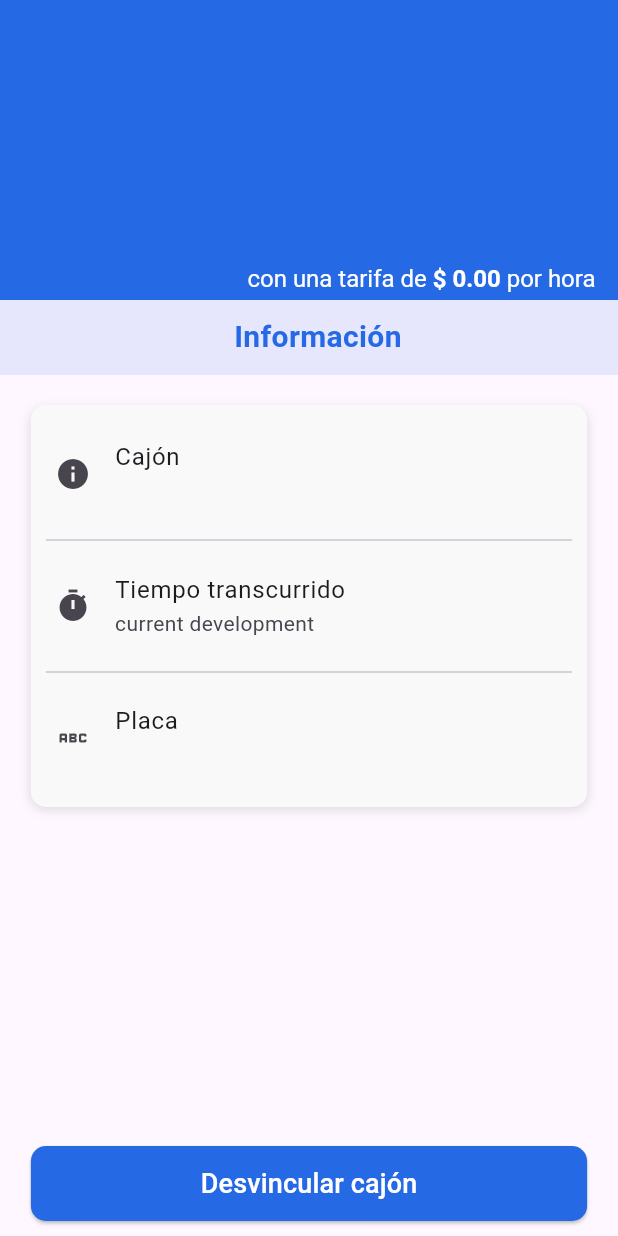
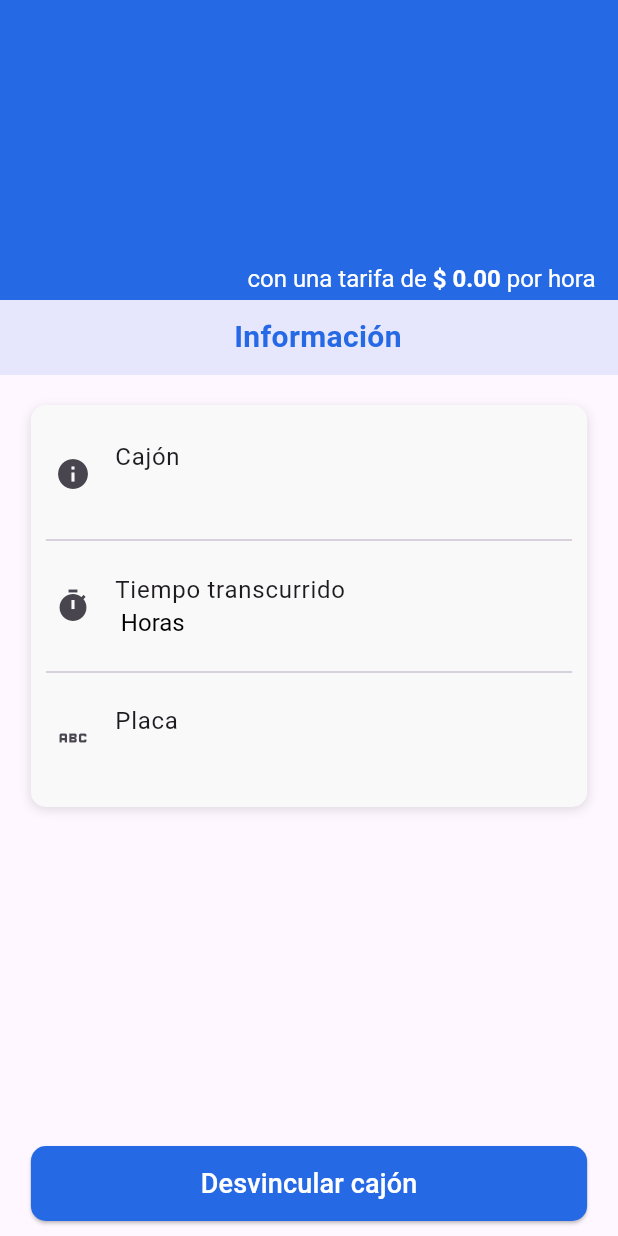
Before and after one commit to HIKKOS/gopark-app, a Flutter app: the Body widget shown alone on an empty page, opened directly with empty values, on a phone screen of 412 x 824 dp. Run offline on Flutter 3.47's test engine with Material 3 defaults, Android fonts, the phone set to English and light mode, and no system bars; our stand-ins replace bloc, dio, equatable, fluentui_system_icons, flutter_bloc, image_picker and 3 more; missing offline and left inert: mobile_scanner; accounts and stored records are empty.

```diff
--- a/lib/blocs/cubit/tarifa_state.dart
+++ b/lib/blocs/cubit/tarifa_state.dart
@@ -19,15 +19,38 @@ final class TarifaLoaded extends TarifaState {
   final String placavehiculo;
   final double tarifaPorMinuto;
   final String estado;
+  final String tiempoOcupado;
   final double costoActual;
 
-  TarifaLoaded(CajonResponse tarifaData)
-      : cajonId = tarifaData.cajonId,
-        numeroCajon = tarifaData.numeroCajon,
-        placavehiculo = tarifaData.placavehiculo,
-        tarifaPorMinuto = tarifaData.tarifaPorMinuto,
-        estado = tarifaData.estado,
-        costoActual = tarifaData.costoActual;
+  const TarifaLoaded({
+    required this.cajonId,
+    required this.numeroCajon,
+    required this.placavehiculo,
+    required this.tarifaPorMinuto,
+    required this.estado,
+    required this.tiempoOcupado,
+    required this.costoActual,
+  });
+
+  TarifaLoaded copyWith({
+    int? cajonId,
+    String? numeroCajon,
+    String? placavehiculo,
+    double? tarifaPorMinuto,
+    String? estado,
+    double? costoActual,
+    String? tiempoOcupado,
+  }) =>
+      TarifaLoaded(
+        cajonId: cajonId ?? this.cajonId,
+        numeroCajon: numeroCajon ?? this.numeroCajon,
+        placavehiculo: placavehiculo ?? this.placavehiculo,
+        tarifaPorMinuto: tarifaPorMinuto ?? this.tarifaPorMinuto,
+        estado: estado ?? this.estado,
+        costoActual: costoActual ?? this.costoActual,
+        tiempoOcupado: tiempoOcupado ?? this.tiempoOcupado,
+      );
+
   @override
   List<Object> get props => [
         cajonId,
@@ -35,6 +58,7 @@ final class TarifaLoaded extends TarifaState {
         placavehiculo,
         tarifaPorMinuto,
         estado,
-        costoActual
+        costoActual,
+        tiempoOcupado
       ];
 }
--- a/lib/presentation/views/home_view.dart
+++ b/lib/presentation/views/home_view.dart
@@ -39,6 +39,7 @@ class _HomeViewState extends State<HomeView> {
               return const Center(child: Text('Error'));
             case TarifaLoaded _:
               return Body(
+                tiempoOcupado: state.tiempoOcupado,
                 cajonId: state.cajonId,
                 numeroCajon: state.numeroCajon,
                 placavehiculo: state.placavehiculo,
@@ -61,9 +62,10 @@ class Body extends StatelessWidget {
   final int cajonId;
   final String numeroCajon;
   final String placavehiculo;
+  final String estado;
   final double tarifaPorMinuto;
-  final String estado;
   final double costoActual;
+  final String tiempoOcupado;
   const Body({
     super.key,
     required this.cajonId,
@@ -72,6 +74,7 @@ class Body extends StatelessWidget {
     required this.tarifaPorMinuto,
     required this.estado,
     required this.costoActual,
+    required this.tiempoOcupado,
   });
 
   @override
@@ -103,10 +106,26 @@ class Body extends StatelessWidget {
                     padding: EdgeInsets.symmetric(horizontal: 10.0),
                     child: Divider(),
                   ),
-                  const ListTile(
-                    leading: Icon(Icons.timer),
-                    title: Text('Tiempo transcurrido'),
-                    subtitle: Text("current development"),
+                  ListTile(
+                    leading: const Icon(Icons.timer),
+                    title: const Text('Tiempo transcurrido'),
+                    subtitle: RichText(
+                      text: TextSpan(
+                        text: tiempoOcupado,
+                        style: const TextStyle(
+                          fontSize: 16,
+                          color: Colors.black,
+                        ),
+                        children: const [
+                          TextSpan(
+                            text: ' Horas',
+                            style: TextStyle(
+                              fontSize: 16,
+                            ),
+                          ),
+                        ],
+                      ),
+                    ),
                   ),
                   const Padding(
                     padding: EdgeInsets.symmetric(horizontal: 10.0),
@@ -135,7 +154,7 @@ class Body extends StatelessWidget {
                     onAcceptPressed: () {
                       cubit.unlink();
                       Navigation.pop();
-                      Navigation.pushNamed(routeName: "qr");
+                      Navigation.pushReplacementNamed(routeName: "qr");
                     });
               },
               style: ElevatedButton.styleFrom(
@@ -189,7 +208,7 @@ class _TarifaHero extends StatelessWidget {
                 style: const TextStyle(color: Colors.white, fontSize: 16),
                 children: [
                   TextSpan(
-                    text: '\$ ${costoTarifa.toStringAsFixed(2)}',
+                    text: '\$ ${(costoTarifa * 60).toStringAsFixed(2)}',
                     style: const TextStyle(
                         fontWeight: FontWeight.bold,
                         color: Colors.white,
```
Also changed, not shown: lib/blocs/cubit/tarifa_cubit.dart (+24 -2 lines), lib/data/models/cajon_response.dart (+59 -13 lines).
